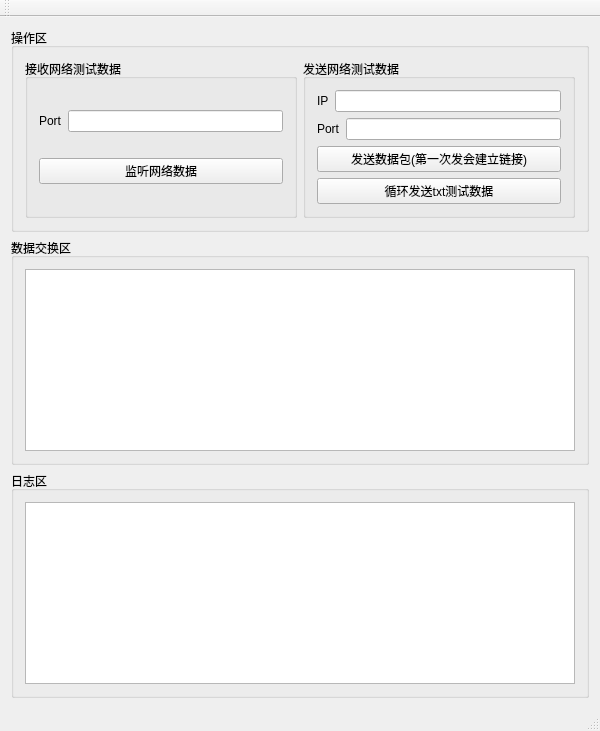
First picture: the form in NetTester.ui, repository gongfpp/NetTester, before the edit.
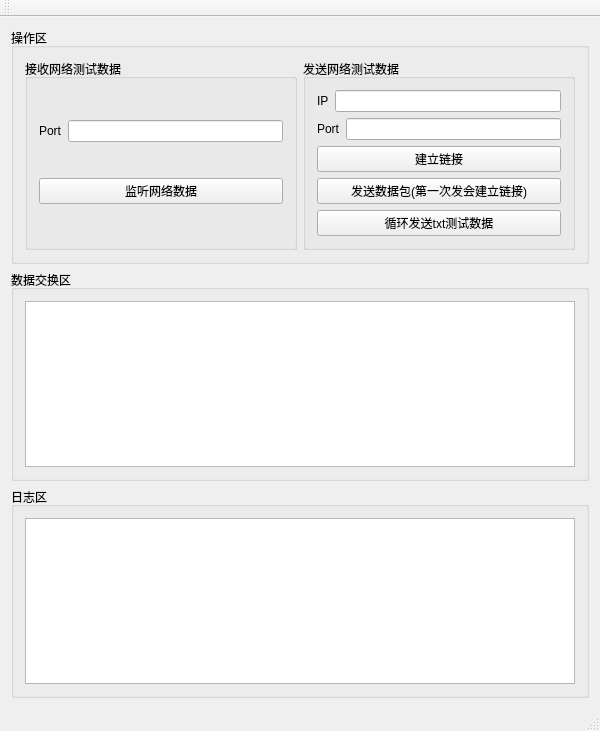
Second picture: the form after the edit.

Commit message: 准备分离链接和发送数据操作(客户端)

```diff
--- a/NetTester.ui
+++ b/NetTester.ui
@@ -85,6 +85,13 @@
             </item>
            </layout>
           </item>
+          <item>
+           <widget class="QPushButton" name="buttonConnect">
+            <property name="text">
+             <string>建立链接</string>
+            </property>
+           </widget>
+          </item>
           <item>
            <widget class="QPushButton" name="buttonSendTCP">
             <property name="text">
```
